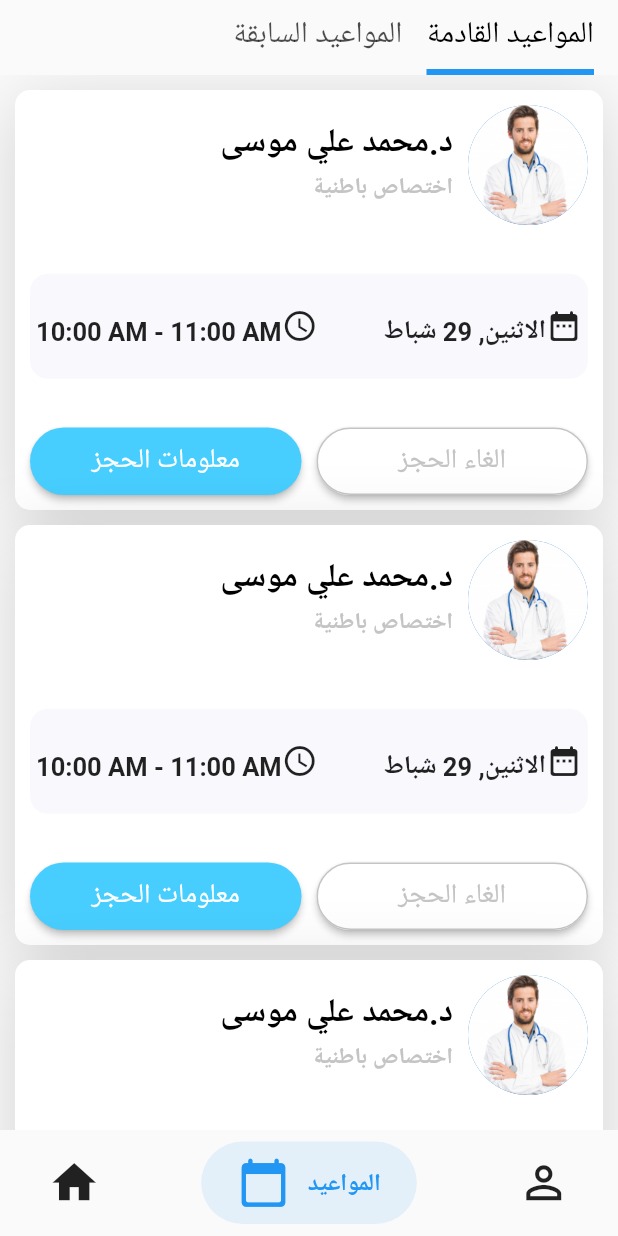
After one commit to hassanali19988/medical_app, a Flutter app: the MainView screen opened by its route, item 2 of the bottom bar chosen, after a tap on "الغاء الحجز", on a phone screen of 412 x 824 dp. The commit adds this screen. Run offline on Flutter 3.47's test engine with Material 2 defaults, Android fonts, the phone set to English and light mode, and no system bars; drawn by our look-alikes of salomon_bottom_bar; our stand-ins replace fluttericon, get, google_fonts, lottie, shared_preferences, smooth_page_indicator; accounts and stored records are empty; network calls fail; Roboto replaces fonts that are missing (Vazirmatn).

Commit message:
finished user page

```diff
--- /dev/null
+++ b/Frontend/medical_app/lib/Appointments/ScheduleTab.dart
@@ -0,0 +1,64 @@
+import 'package:flutter/material.dart';
+import 'package:google_fonts/google_fonts.dart';
+import 'package:medical_app/Appointments/appointment_card.dart';
+import 'package:medical_app/reuseable_widgets/texts_types/headline_text.dart';
+import 'package:medical_app/reuseable_widgets/texts_types/sub_text.dart';
+
+class ScheduleTab extends StatefulWidget {
+  const ScheduleTab({super.key});
+  static const double pagePadding = 16;
+
+  @override
+  State<ScheduleTab> createState() => _ScheduleTabState();
+}
+
+class _ScheduleTabState extends State<ScheduleTab>
+    with TickerProviderStateMixin {
+  @override
+  Widget build(BuildContext context) {
+    final TabController _tabController = TabController(length: 2, vsync: this);
+    return Scaffold(
+      backgroundColor: Colors.grey[60],
+      body: Directionality(
+        textDirection: TextDirection.rtl,
+        child: SafeArea(
+            child: Padding(
+          padding: const EdgeInsets.symmetric(horizontal: 0),
+          child: Column(
+            crossAxisAlignment: CrossAxisAlignment.start,
+            children: [
+              TabBar(
+                padding: const EdgeInsets.symmetric(
+                    horizontal: ScheduleTab.pagePadding / 2),
+                labelPadding: const EdgeInsets.symmetric(
+                    horizontal: ScheduleTab.pagePadding / 2),
+                isScrollable: true,
+                labelColor: Colors.black,
+                labelStyle: GoogleFonts.vazirmatn(fontSize: 20),
+                controller: _tabController,
+                indicatorSize: TabBarIndicatorSize.label,
+                indicatorWeight: 4,
+                tabs: const [
+                  Tab(text: 'المواعيد القادمة'),
+                  Tab(text: 'المواعيد السابقة'),
+                ],
+              ),
+              Expanded(
+                child: TabBarView(controller: _tabController, children: [
+                  ListView.builder(
+                    shrinkWrap: true,
+                    itemCount: 4,
+                    itemBuilder: (context, index) {
+                      return AppointmentCard();
+                    },
+                  ),
+                  Text("second")
+                ]),
+              )
+            ],
+          ),
+        )),
+      ),
+    );
+  }
+}
--- a/Frontend/medical_app/lib/Appointments/appointment_card.dart
+++ b/Frontend/medical_app/lib/Appointments/appointment_card.dart
@@ -1,128 +1,154 @@
 import 'package:flutter/material.dart';
 import 'package:google_fonts/google_fonts.dart';
-import 'package:medical_app/reuseable_widgets/texts_types/headline_text.dart';
-import 'package:medical_app/reuseable_widgets/texts_types/sub_text.dart';
+
+import '../reuseable_widgets/texts_types/headline_text.dart';
 
 class AppointmentCard extends StatelessWidget {
   const AppointmentCard({super.key});
 
   @override
   Widget build(BuildContext context) {
-    return Padding(
-      padding: const EdgeInsets.only(bottom: 10),
-      child: Container(
-        height: 200,
+    return Container(
+      padding: const EdgeInsets.all(10),
       decoration: BoxDecoration(
-            color: Colors.white, borderRadius: BorderRadius.circular(12)),
-        child: Padding(
-          padding: const EdgeInsets.symmetric(horizontal: 10, vertical: 10),
-          child: Stack(
+          color: Colors.white,
+          boxShadow: const [
+            BoxShadow(
+                blurRadius: 40,
+                color: Color.fromARGB(40, 0, 0, 0),
+                offset: Offset(0, 8))
+          ],
+          borderRadius: BorderRadius.circular(10)),
+      width: 100,
+      height: 280,
+      margin: const EdgeInsets.only(top: 10, left: 10, right: 10),
+      child: Column(
+        mainAxisAlignment: MainAxisAlignment.spaceBetween,
         children: [
-            Padding(
-              padding: const EdgeInsets.only(top: 15),
-              child: Align(
-                alignment: Alignment.topLeft,
-                child: Text(
-                  "110 IQD",
-                  style: GoogleFonts.vazirmatn(fontSize: 20),
-                ),
-              ),
-            ),
-            Column(
-              children: [SizedBox(
-              // color: Colors.red,
-              height: 90,
-              child: Row(
-                crossAxisAlignment: CrossAxisAlignment.start,
+          Row(
+            crossAxisAlignment: CrossAxisAlignment.center,
             children: [
               const CircleAvatar(
-                    backgroundImage: NetworkImage(
-                        'https://t3.ftcdn.net/jpg/02/60/04/08/360_F_260040863_fYxB1SnrzgJ9AOkcT0hoe7IEFtsPiHAD.jpg'),
-                    radius: 35,
+                radius: 40,
+                backgroundImage: AssetImage('Assets/images/doctor03.jpeg'),
               ),
-                  Padding(
-                    padding: const EdgeInsets.only(right: 10),
-                    child: Column(
+              const SizedBox(width: 10),
+              Column(
                 crossAxisAlignment: CrossAxisAlignment.start,
                 mainAxisAlignment: MainAxisAlignment.center,
                 children: const [
                   HeadLineText(
-                          text: "د.محمد عبد الامير",
-                          size: 21,
+                    text: 'د.محمد علي موسى',
+                    color: Colors.black,
                     lineHeight: 1,
-                          color: Colors.black,
+                    size: 22,
                   ),
-                        SubText(
-                          text: "اختصاص باطنية",
-                          color: Colors.blue,
-                          size: 16,
+                  SizedBox(
+                    height: 10,
+                  ),
+                  HeadLineText(
+                    text: 'اختصاص باطنية',
+                    color: Color(0xffc4c4c4),
+                    lineHeight: 1,
+                    size: 15,
+                  ),
+                ],
               )
+            ],
+          ),
+          Padding(
+            padding: const EdgeInsets.symmetric(vertical: 10),
+            child: Container(
+              width: double.maxFinite,
+              height: 70,
+              decoration: BoxDecoration(
+                  color: const Color(0xffF9F8FD),
+                  borderRadius: BorderRadius.circular(12)),
+              child: Padding(
+                padding: const EdgeInsets.symmetric(horizontal: 4),
+                child: Row(
+                  mainAxisAlignment: MainAxisAlignment.spaceBetween,
+                  children: [
+                    Row(
+                      children: [
+                        const Icon(Icons.date_range_rounded),
+                        Text(
+                          'الاثنين, 29 شباط',
+                          style: GoogleFonts.vazirmatn(
+                              fontSize: 17,
+                              fontWeight: FontWeight.bold,
+                              height: 2),
+                        )
+                      ],
+                    ),
+                    Directionality(
+                      textDirection: TextDirection.ltr,
+                      child: Row(
+                        children: [
+                          Text('10:00 AM - 11:00 AM',
+                              style: GoogleFonts.vazirmatn(
+                                  fontSize: 17,
+                                  fontWeight: FontWeight.bold,
+                                  height: 2)),
+                          const Icon(Icons.watch_later_outlined),
                         ],
                       ),
                     ),
                   ],
                 ),
               ),
-            Column(
-              mainAxisAlignment: MainAxisAlignment.end,
-              crossAxisAlignment: CrossAxisAlignment.start,
+            ),
+          ),
+          Row(
             children: [
-                Row(
-                  crossAxisAlignment: CrossAxisAlignment.center,
-                  children: const [
-                    Icon(
-                      Icons.star,
-                      color: Colors.yellow,
+              Expanded(
+                child: Container(
+                  height: 45,
+                  child: ElevatedButton(
+                      onPressed: () => null,
+                      style: ButtonStyle(
+                        backgroundColor: MaterialStateProperty.all<Color>(
+                          Colors.white,
                         ),
-                    Text(
-                      '5.0',
-                      style:
-                          TextStyle(fontSize: 18, fontWeight: FontWeight.w500),
+                        shape:
+                            MaterialStateProperty.all<RoundedRectangleBorder>(
+                          RoundedRectangleBorder(
+                              borderRadius: BorderRadius.circular(32),
+                              side: const BorderSide(color: Color(0xffc4c4c4))),
                         ),
-                    SizedBox(width: 5),
-                    Text(
-                      "|",
-                      style:
-                          TextStyle(fontSize: 18, fontWeight: FontWeight.w800),
                       ),
-                    Text('9',
-                        style: TextStyle(
-                            fontSize: 18, fontWeight: FontWeight.w500)),
-                    SizedBox(width: 4),
-                    Text(
-                      'سنوات خبرة',
-                      style:
-                          TextStyle(fontSize: 18, fontWeight: FontWeight.w500),
+                      child: Text(
+                        "الغاء الحجز",
+                        style: GoogleFonts.vazirmatn(
+                            fontSize: 18, color: const Color(0xffc4c4c4)),
+                      )),
                 ),
-                    SizedBox(width: 5),
-                    Text(
-                      "|",
-                      style:
-                          TextStyle(fontSize: 18, fontWeight: FontWeight.w800),
               ),
-                    Text('103',
-                        style: TextStyle(
-                            fontSize: 18, fontWeight: FontWeight.w500)),
-                    SizedBox(width: 4),
-                    Text(
-                      'مريض',
-                      style:
-                          TextStyle(fontSize: 18, fontWeight: FontWeight.w500),
+              const SizedBox(width: 10),
+              Expanded(
+                child: Container(
+                  height: 45,
+                  child: ElevatedButton(
+                      onPressed: () => null,
+                      style: ButtonStyle(
+                        backgroundColor: MaterialStateProperty.all<Color>(
+                            const Color(0xff47CEFF)),
+                        shape:
+                            MaterialStateProperty.all<RoundedRectangleBorder>(
+                          RoundedRectangleBorder(
+                            borderRadius: BorderRadius.circular(32),
                           ),
+                        ),
+                      ),
+                      child: Text(
+                        "معلومات الحجز",
+                        style: GoogleFonts.vazirmatn(fontSize: 18),
+                      )),
+                ),
+              )
             ],
-                ),
-                const Text(
-                  '2023-12-3 الثلاثاء | 10:00AM - 12:00PM',
-                  style: TextStyle(
-                      color: Colors.blue,
-                      fontSize: 18,
-                      fontWeight: FontWeight.bold),
-                ),
+          )
         ],
-            )],
-            )
-          ]),
-        ),
       ),
     );
   }
--- a/Frontend/medical_app/lib/Main_View/main_view.dart
+++ b/Frontend/medical_app/lib/Main_View/main_view.dart
@@ -4,7 +4,7 @@ import 'package:salomon_bottom_bar/salomon_bottom_bar.dart';
 import 'package:get/get.dart';
 import 'package:shared_preferences/shared_preferences.dart';
 
-import '../Appointments/appointments_main.dart';
+import '../Appointments/ScheduleTab.dart';
 import '../Home/home_main.dart';
 import '../User_Page/Login/login_main.dart';
 import '../User_Page/Register/registerEmail.dart';
@@ -17,7 +17,7 @@ class MainView extends StatefulWidget {
 }
 
 class _MainViewState extends State<MainView> {
-   final List pages = [Home(),Appointments()];
+   final List pages = [Home(),ScheduleTab()];
   Future<Null> getUserData() async {
     final prefs = await SharedPreferences.getInstance();
     prefs.getString('userEmail')==null?pages.insert(2, RegisterEmail()):pages.insert(2, UserPage());
@@ -45,8 +45,8 @@ class _MainViewState extends State<MainView> {
         },
         itemCount: 3,
         itemBuilder: (context, index) {
-          // return pages[index];
-          return DoctorPage();
+          return pages[index];
+          // return DoctorPage();
         },
       ),
       bottomNavigationBar: Obx(() {
--- /dev/null
+++ b/Frontend/medical_app/lib/User_Page/loged_user_page/profile details/profile_details.dart
@@ -0,0 +1,57 @@
+import 'package:flutter/material.dart';
+import 'package:fluttericon/font_awesome5_icons.dart';
+import 'package:medical_app/User_Page/loged_user_page/profile%20details/single_detail.dart';
+import 'package:medical_app/reuseable_widgets/break_line.dart';
+import 'package:medical_app/reuseable_widgets/texts_types/sub_text.dart';
+
+import '../../../main_colors.dart';
+
+class ProfileDetails extends StatelessWidget {
+  const ProfileDetails({super.key});
+
+  @override
+  Widget build(BuildContext context) {
+    return Container(
+      padding: const EdgeInsets.all(20),
+      width: double.maxFinite,
+      // height: 380,
+      decoration: BoxDecoration(
+          color: Colors.white,
+          borderRadius: BorderRadius.circular(8),
+          boxShadow: const [
+            BoxShadow(
+                blurRadius: 40,
+                color: Color.fromARGB(40, 0, 0, 0),
+                offset: Offset(0, 8))
+          ]),
+      child: Column(
+        children: const [
+          SinglDetail(
+            backgroundIconColor: MainColors.backgroundYellow,
+            icon: Icons.notifications_active_outlined,
+            iconColor: MainColors.foreignYellow,
+            title: "الاشعارات",
+          ),
+          SinglDetail(
+            backgroundIconColor: MainColors.backgroundGreen,
+            icon: FontAwesome5.stethoscope,
+            iconColor: MainColors.foreignGreen,title: "المعلومات الصحية",
+          ),
+          SinglDetail(
+            backgroundIconColor: MainColors.backgroundBlue,
+            icon: Icons.person,
+            iconColor: Colors.blue,
+            title: "الحساب",
+          ),
+          SinglDetail(
+            break_line: false,
+            backgroundIconColor: MainColors.backgroundRed,
+            icon: FontAwesome5.heart,
+            iconColor: MainColors.foreignRed,
+            title: "المفضلة",
+          ),
+        ],
+      ),
+    );
+  }
+}
--- /dev/null
+++ b/Frontend/medical_app/lib/User_Page/loged_user_page/profile details/single_detail.dart
@@ -0,0 +1,80 @@
+import 'package:flutter/material.dart';
+
+import '../../../main_colors.dart';
+import '../../../reuseable_widgets/break_line.dart';
+import '../../../reuseable_widgets/texts_types/sub_text.dart';
+
+class SinglDetail extends StatelessWidget {
+  final bool break_line;
+  final Color backgroundIconColor;
+  final IconData icon;
+  final Color iconColor;
+  final String title;
+  const SinglDetail({
+    Key? key,
+    this.break_line = true,
+    required this.backgroundIconColor,
+    required this.icon,
+    required this.iconColor,
+    required this.title,
+  }) : super(key: key);
+
+  @override
+  Widget build(BuildContext context) {
+    return SizedBox(
+            width: double.maxFinite,
+            height: 75,
+            child: Row(
+
+              children: [
+                Row(
+                  children: [
+                    Container(
+                      width: 50,
+                      height: 50,
+                      decoration: BoxDecoration(
+                        borderRadius: BorderRadius.circular(10),
+                        color: backgroundIconColor,
+                      ),
+                      child:  Icon(
+                        icon,
+                        color: iconColor,
+                        size: 35,
+                      ),
+                    ),
+
+                  ],
+                ),
+                Expanded(
+                  child: Container(
+                    // color: Colors.green,
+                    child: Column(
+                      mainAxisAlignment: MainAxisAlignment.spaceBetween,
+                      children: [
+                        const SizedBox(height: 5),
+                        Row(
+                          mainAxisAlignment: MainAxisAlignment.spaceBetween,
+                          children: [
+                             Padding(
+                              padding: EdgeInsets.only(right: 10),
+                              child: SubText(
+                                text: title,
+                                color: Colors.black,
+                              ),
+                            ),
+                         Icon(Icons.arrow_forward_ios_rounded,size: 25,)
+                          ],
+                        ),
+                         Padding(
+                          padding: EdgeInsets.only(left: 10),
+                          child: break_line?Breakline(color: Color.fromARGB(130, 0, 0, 0),height: 0.5,):null,
+                        )
+                      ],
+                    ),
+                  ),
+                )
+              ],
+            ),
+          );
+  }
+}
--- a/Frontend/medical_app/lib/User_Page/loged_user_page/user_page.dart
+++ b/Frontend/medical_app/lib/User_Page/loged_user_page/user_page.dart
@@ -1,9 +1,11 @@
 import 'package:flutter/material.dart';
+import 'package:medical_app/User_Page/loged_user_page/profile%20details/profile_details.dart';
+import 'package:medical_app/User_Page/loged_user_page/profile%20details/single_detail.dart';
 import 'package:medical_app/models/user_model/account_model.dart';
+import 'package:medical_app/reuseable_widgets/texts_types/headline_text.dart';
 import 'package:shared_preferences/shared_preferences.dart';
 
 class UserPage extends StatefulWidget {
-
   @override
   State<UserPage> createState() => _UserPageState();
 }
@@ -21,6 +23,7 @@ class _UserPageState extends State<UserPage> {
       }
     }
   }
+
   @override
   void initState() {
     // TODO: implement initState
@@ -28,14 +31,61 @@ class _UserPageState extends State<UserPage> {
     getUserData();
   }
 
-
   @override
   Widget build(BuildContext context) {
-    return Column(
-      mainAxisAlignment: MainAxisAlignment.center,
-      children: [
-          Text("hello ${username??'unknow'}")
-      ],
+    String? accountName = username ?? 'unknow';
+    return SafeArea(
+      child: Directionality(
+        textDirection: TextDirection.rtl,
+        child: Column(
+          mainAxisAlignment: MainAxisAlignment.spaceEvenly,
+          children: [
+            Column(
+              children: [
+                const CircleAvatar(
+                  radius: 75,
+                  backgroundImage: NetworkImage(
+                      'https://api.lorem.space/image/face?w=150&h=150'),
+                ),
+                const SizedBox(height: 18),
+                HeadLineText(
+                  text: "$accountName",
+                  lineHeight: 1,
+                  size: 28,
+                ),
+              ],
+            ),
+            const Padding(
+              padding: EdgeInsets.symmetric(horizontal: 10),
+              child: ProfileDetails(),
+            ),
+            Padding(
+              padding: const EdgeInsets.symmetric(horizontal: 10),
+              child: Container(
+                padding: const EdgeInsets.symmetric(horizontal: 20),
+                width: double.maxFinite,
+                // height: 380,
+                decoration: BoxDecoration(
+                  color: Colors.white,
+                  borderRadius: BorderRadius.circular(8),
+                  boxShadow: const [
+                    BoxShadow(
+                        blurRadius: 40,
+                        color: Color.fromARGB(40, 0, 0, 0),
+                        offset: Offset(0, 8))
+                  ],
+                ),
+                child: const SinglDetail(
+                    backgroundIconColor: Color(0xffF2F2F2),
+                    icon: Icons.logout_rounded,
+                    iconColor: Color(0xffD5D4D5),
+                    title: "تسجيل خروج",
+                    break_line: false),
+              ),
+            )
+          ],
+        ),
+      ),
     );
   }
 }
--- a/Frontend/medical_app/lib/doctor_page/doctor_schedual.dart
+++ b/Frontend/medical_app/lib/doctor_page/doctor_schedual.dart
@@ -18,7 +18,7 @@ class _DoctorSchedualState extends State<DoctorSchedual> {
       children: [
         const HeadLineText(text: 'جدول المواعيد',size: 24,color: Colors.black,),
         DatePicker(
-          daysCount: 4,
+          daysCount: 30,
         width:80,
         height:110,
         DateTime.now(),
--- a/Frontend/medical_app/lib/reuseable_widgets/break_line.dart
+++ b/Frontend/medical_app/lib/reuseable_widgets/break_line.dart
@@ -1,10 +1,20 @@
 import 'package:flutter/material.dart';
 
 class Breakline extends StatelessWidget {
-  const Breakline({super.key});
+  final Color color;
+  final double height;
+  const Breakline({
+    Key? key,
+     this.color = Colors.black,
+     this.height = 2.0,
+  }) : super(key: key);
 
   @override
   Widget build(BuildContext context) {
-    return Container(width: double.maxFinite,height: 2,color: Colors.grey,);
+    return Container(
+      width: double.maxFinite,
+      height: height,
+      color: color,
+    );
   }
 }
```
Also changed, not shown: Frontend/medical_app/lib/Appointments/appointments_main.dart (deleted, +0 -68 lines), Frontend/medical_app/lib/main_colors.dart (added, +12 -0 lines), Frontend/medical_app/Assets/images/doctor01.jpeg (added), Frontend/medical_app/Assets/images/doctor02.png (added), Frontend/medical_app/Assets/images/doctor03.jpeg (added), Frontend/medical_app/Assets/images/doctor04.jpeg (added), Frontend/medical_app/Assets/images/doctor05.jpeg (added). Lines whose indentation alone changed are shown as unchanged.
